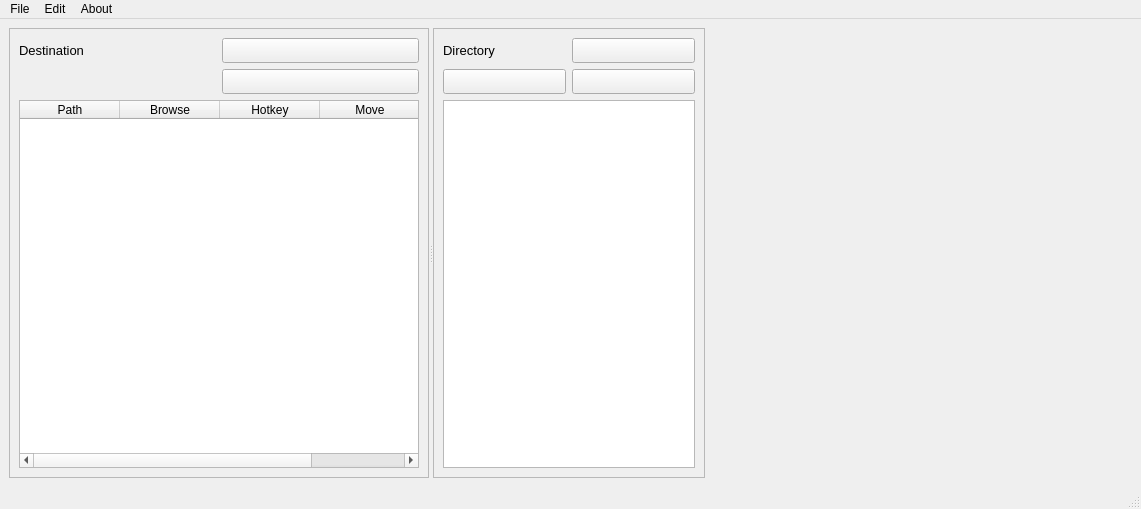
B0und/WaifuFileSort, file main.ui: the form before one commit.
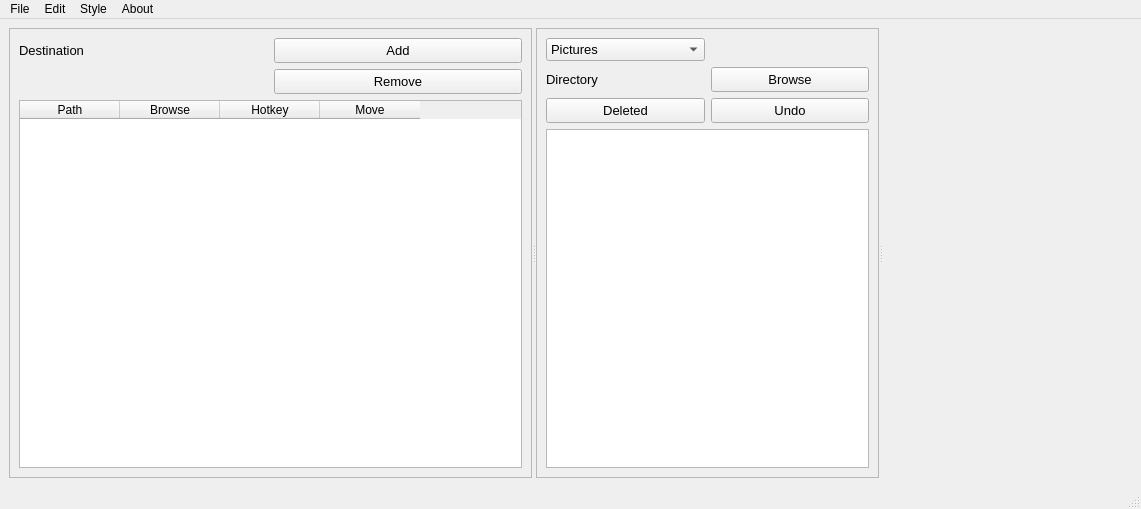
The form after the commit. Icons and pictures are not drawn.

Commit message: v1.5 added files mode, style change

```diff
--- a/main.ui
+++ b/main.ui
@@ -14,80 +14,7 @@
    <string>MainWindow</string>
   </property>
   <property name="styleSheet">
-   <string notr="true">*{
-font-family: &quot;Segoe UI&quot;;
-font-size: 10;
-}
-
-#addDest
-{
-	border-image: url(:/icons/icons/add.png);
-}
-
-
-#removeDest
-{
-	border-image: url(:/icons/icons/remove.png);
-}
-
-#removeDest:hover 
-{ 
-	border-image: url(:/icons/icons/Remove_button_highlighted_.png);
-}
-
-#removeDest:pressed
-{
-	border-image: url(:/icons/icons/remove_pressed.png);	
-}
-
-
-#browseBtn
-{
-	border-image: url(:/icons/icons/browse_buttonup.png);
-}
-
-#browseBtn:hover
-{
-	border-image: url(:/icons/icons/browse_button_highlight.png);
-}
-
-#browseBtn:pressed
-{
-	border-image: url(:/icons/icons/Browse_button_down.png);
-}
-
-
-
-#checkDeletedBtn
-{
-	border-image: url(:/icons/icons/Deleted_up.png);
-}
-
-#checkDeletedBtn:hover
-{
-	
-	border-image: url(:/icons/icons/Deleted_HIghlight.png);
-}
-
-#checkDeletedBtn:pressed
-{
-	border-image: url(:/icons/icons/Deleted_down.png);
-}
-
-#unmoveBtn
-{
-	border-image: url(:/icons/icons/Undo_up.png);
-}
-
-#unmoveBtn:hover
-{	
-	border-image: url(:/icons/icons/Undo_Highlight.png);
-}
-
-#unmoveBtn:pressed
-{
-	border-image: url(:/icons/icons/Undo_Down.png);
-}</string>
+   <string notr="true"/>
   </property>
   <widget class="QWidget" name="centralwidget">
    <layout class="QHBoxLayout" name="horizontalLayout">
@@ -145,7 +72,7 @@
            <string/>
           </property>
           <property name="text">
-           <string/>
+           <string>Add</string>
           </property>
          </widget>
         </item>
@@ -167,7 +94,7 @@
            <string>Nani</string>
           </property>
           <property name="text">
-           <string/>
+           <string>Remove</string>
           </property>
          </widget>
         </item>
@@ -220,7 +147,7 @@
         <enum>QFrame::Raised</enum>
        </property>
        <layout class="QGridLayout" name="gridLayout">
-        <item row="0" column="0">
+        <item row="1" column="0">
          <widget class="QLabel" name="label_4">
           <property name="font">
            <font>
@@ -233,7 +160,7 @@
           </property>
          </widget>
         </item>
-        <item row="0" column="1">
+        <item row="1" column="1">
          <widget class="QPushButton" name="browseBtn">
           <property name="minimumSize">
            <size>
@@ -254,11 +181,11 @@
            <string/>
           </property>
           <property name="text">
-           <string/>
+           <string>Browse</string>
           </property>
          </widget>
         </item>
-        <item row="1" column="1">
+        <item row="2" column="1">
          <widget class="QPushButton" name="unmoveBtn">
           <property name="minimumSize">
            <size>
@@ -279,11 +206,36 @@
            <string/>
           </property>
           <property name="text">
+           <string>Undo</string>
+          </property>
+         </widget>
+        </item>
+        <item row="2" column="0">
+         <widget class="QPushButton" name="checkDeletedBtn">
+          <property name="minimumSize">
+           <size>
+            <width>0</width>
+            <height>25</height>
+           </size>
+          </property>
+          <property name="font">
+           <font>
+            <family>Segoe UI</family>
+            <pointsize>10</pointsize>
+           </font>
+          </property>
+          <property name="statusTip">
+           <string>Select that &quot;homework&quot; folder </string>
+          </property>
+          <property name="whatsThis">
            <string/>
           </property>
+          <property name="text">
+           <string>Deleted</string>
+          </property>
          </widget>
         </item>
-        <item row="2" column="0" colspan="2">
+        <item row="4" column="0" colspan="2">
          <widget class="QTreeView" name="treeView">
           <property name="minimumSize">
            <size>
@@ -296,36 +248,28 @@
           </property>
          </widget>
         </item>
-        <item row="1" column="0">
-         <widget class="QPushButton" name="checkDeletedBtn">
-          <property name="minimumSize">
-           <size>
-            <width>0</width>
-            <height>25</height>
-           </size>
-          </property>
+        <item row="0" column="0">
+         <widget class="QComboBox" name="comboMode">
           <property name="font">
            <font>
             <family>Segoe UI</family>
             <pointsize>10</pointsize>
            </font>
           </property>
-          <property name="statusTip">
-           <string>Select that &quot;homework&quot; folder </string>
-          </property>
-          <property name="whatsThis">
-           <string/>
-          </property>
+          <item>
+           <property name="text">
+            <string>Pictures</string>
+           </property>
+          </item>
+          <item>
           <property name="text">
-           <string/>
-          </property>
+            <string>Files</string>
+           </property>
+          </item>
          </widget>
         </item>
        </layout>
       </widget>
-     </widget>
-    </item>
-    <item>
      <widget class="QLabel" name="imageLabel">
       <property name="sizePolicy">
        <sizepolicy hsizetype="Expanding" vsizetype="Expanding">
@@ -361,6 +305,7 @@
        <set>Qt::AlignCenter</set>
       </property>
      </widget>
+     </widget>
     </item>
    </layout>
   </widget>
@@ -392,8 +337,16 @@
     </property>
     <addaction name="actionClear_Delete_Folder"/>
    </widget>
+   <widget class="QMenu" name="menuStyle">
+    <property name="title">
+     <string>Style</string>
+    </property>
+    <addaction name="actionDefault"/>
+    <addaction name="actionWeeb"/>
+   </widget>
    <addaction name="menuFile"/>
    <addaction name="menuEdit"/>
+   <addaction name="menuStyle"/>
    <addaction name="menuAbout"/>
   </widget>
   <widget class="QStatusBar" name="statusbar"/>
@@ -417,6 +370,16 @@
     <string>Clear Delete Folder</string>
    </property>
   </action>
+  <action name="actionDefault">
+   <property name="text">
+    <string>Default</string>
+   </property>
+  </action>
+  <action name="actionWeeb">
+   <property name="text">
+    <string>Weeb</string>
+   </property>
+  </action>
  </widget>
  <resources>
   <include location="icons.qrc"/>
```
Lines whose indentation alone changed are shown as unchanged. The commit also changes 3 other files.
